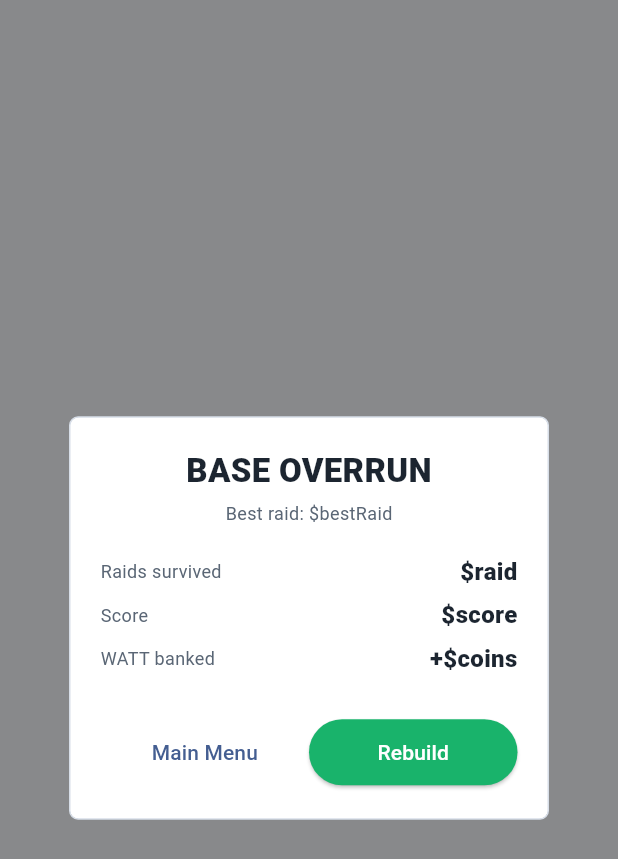
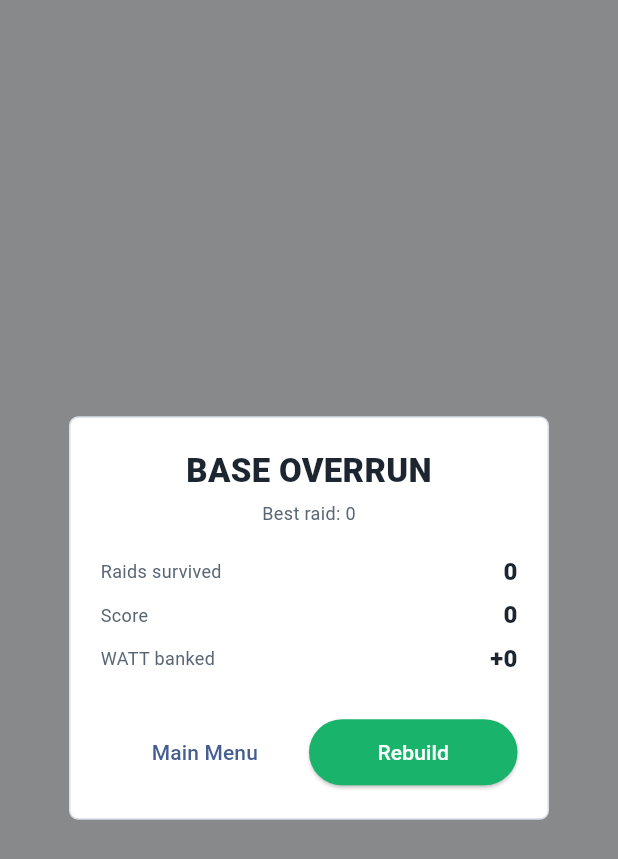
Before and after one commit to Sdeger7/grid-guard, a Flutter app: the SurvivalEndPanel widget shown alone on an empty page, opened directly with empty values, on a phone screen of 412 x 824 dp. Shown: the top 859 px of the screen. Run offline on Flutter 3.47's test engine with Material 3 defaults, Android fonts, the phone set to English and light mode, and no system bars; our stand-ins replace flutter_riverpod, shared_preferences; missing offline and left inert: flame, flame_audio; accounts and stored records are empty; network calls fail.

Commit message:
Fix escaped record-field access breaking the analyzer
A shell heredoc escaped the $ in row.$1/row.$2 record-field access in the
challenge sheet, and separately in three interpolated strings in the
level-end panel that had been printing literal $bestRaid/$raid/$score/
$coins instead of their values. Both are plain $ now.

Co-Authored-By: Claude Sonnet 5 <noreply@anthropic.com>

```diff
--- a/lib/ui/widgets/challenge_sheet.dart
+++ b/lib/ui/widgets/challenge_sheet.dart
@@ -127,8 +127,8 @@ class _ChallengeSheet extends StatelessWidget {
                   padding: const EdgeInsets.only(bottom: 3),
                   child: Row(
                     children: [
-                      Expanded(child: Text(row.\$1, style: GGText.soft)),
-                      Text('₵${(pool * row.\$2).toStringAsFixed(2)}',
+                      Expanded(child: Text(row.$1, style: GGText.soft)),
+                      Text('₵${(pool * row.$2).toStringAsFixed(2)}',
                           style: GGText.soft.copyWith(
                               fontWeight: FontWeight.w700)),
                     ],
--- a/lib/ui/widgets/level_end.dart
+++ b/lib/ui/widgets/level_end.dart
@@ -243,14 +243,14 @@ class SurvivalEndPanel extends StatelessWidget {
           children: [
             const Text('BASE OVERRUN', style: GGText.title),
             const SizedBox(height: 4),
-            Text(isRecord ? 'New record!' : 'Best raid: \$bestRaid',
+            Text(isRecord ? 'New record!' : 'Best raid: $bestRaid',
                 style: GGText.soft.copyWith(
                     color: isRecord ? GGColors.good : GGColors.inkSoft)),
             const SizedBox(height: 16),
-            _RewardRow(label: 'Raids survived', value: '\$raid'),
-            _RewardRow(label: 'Score', value: '\$score'),
+            _RewardRow(label: 'Raids survived', value: '$raid'),
+            _RewardRow(label: 'Score', value: '$score'),
             _RewardRow(
-                label: 'WATT banked', value: '+\$coins', highlight: coins > 0),
+                label: 'WATT banked', value: '+$coins', highlight: coins > 0),
             const SizedBox(height: 16),
             if (coins > 0)
               SizedBox(
```
